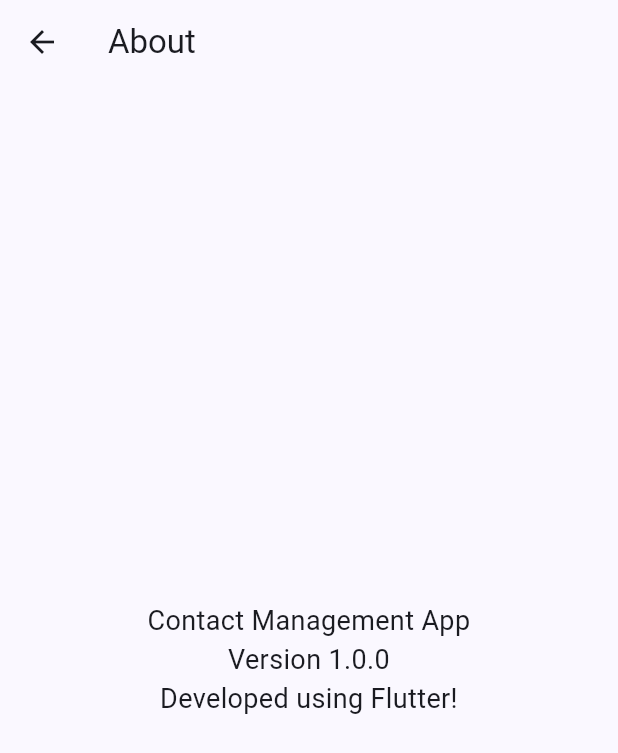
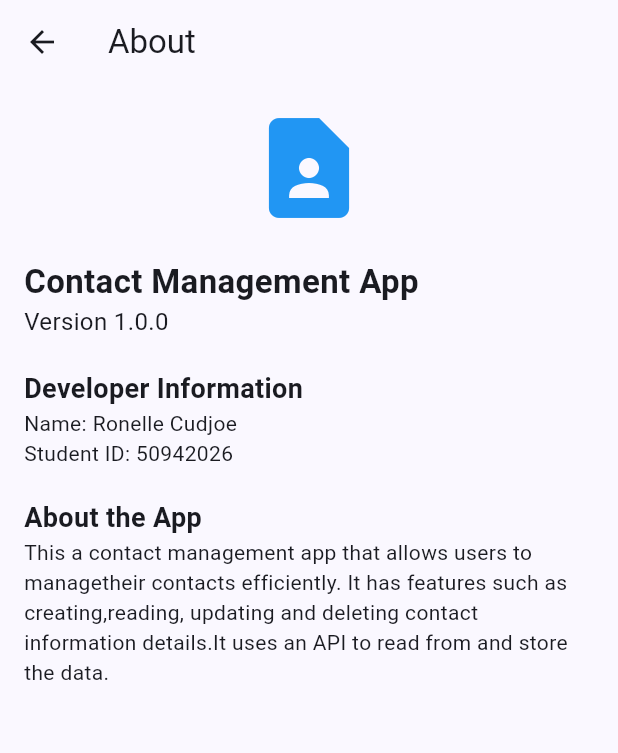
Before and after one commit to C-Ronny/contact_management_app, a Flutter app: the About screen opened directly, on a phone screen of 412 x 824 dp. Shown: the top 753 px of the screen. Run offline on Flutter 3.47's test engine with Material 3 defaults, Android fonts, the phone set to English and light mode, and no system bars; network calls fail.

Commit message:
added about page and information

```diff
--- a/lib/screens/about.dart
+++ b/lib/screens/about.dart
@@ -7,11 +7,42 @@ class About extends StatelessWidget {
   Widget build(BuildContext context) {
     return Scaffold(
       appBar: AppBar(title: const Text('About')),
-      body: const Center(
-        child: Text(
-          'Contact Management App\nVersion 1.0.0\nDeveloped using Flutter!',
-          textAlign: TextAlign.center,
-          style: TextStyle(fontSize: 18),
+      body: Padding(
+        padding: const EdgeInsets.all(16.0),
+        child: Column(
+          crossAxisAlignment: CrossAxisAlignment.start,
+          children: [
+            const Center(
+              child: Icon(Icons.contact_page, size: 80, color: Colors.blue),
+            ),
+            const SizedBox(height: 20),
+            const Text(
+              "Contact Management App",
+              style: TextStyle(fontSize: 22, fontWeight: FontWeight.bold),
+            ),
+            const Text("Version 1.0.0", style: TextStyle(fontSize: 16)),
+            const SizedBox(height: 20),
+            const Text(
+              "Developer Information",
+              style: TextStyle(fontSize: 18, fontWeight: FontWeight.bold),
+            ),
+            const Text("Name: Ronelle Cudjoe"),
+            const Text("Student ID: 50942026"),
+            const SizedBox(height: 20),
+            const Text(
+              "About the App",
+              style: TextStyle(fontSize: 18, fontWeight: FontWeight.bold),
+            ),
+            const Text(
+              "This a contact management app that allows users to manage"
+              "their contacts efficiently. It has features such as creating,"
+              "reading, updating and deleting contact information details."
+              "It uses an API to read from and store the data."
+            ),
+            const SizedBox(height: 20),
+
+
+          ],
         ),
       ),
     );
```
